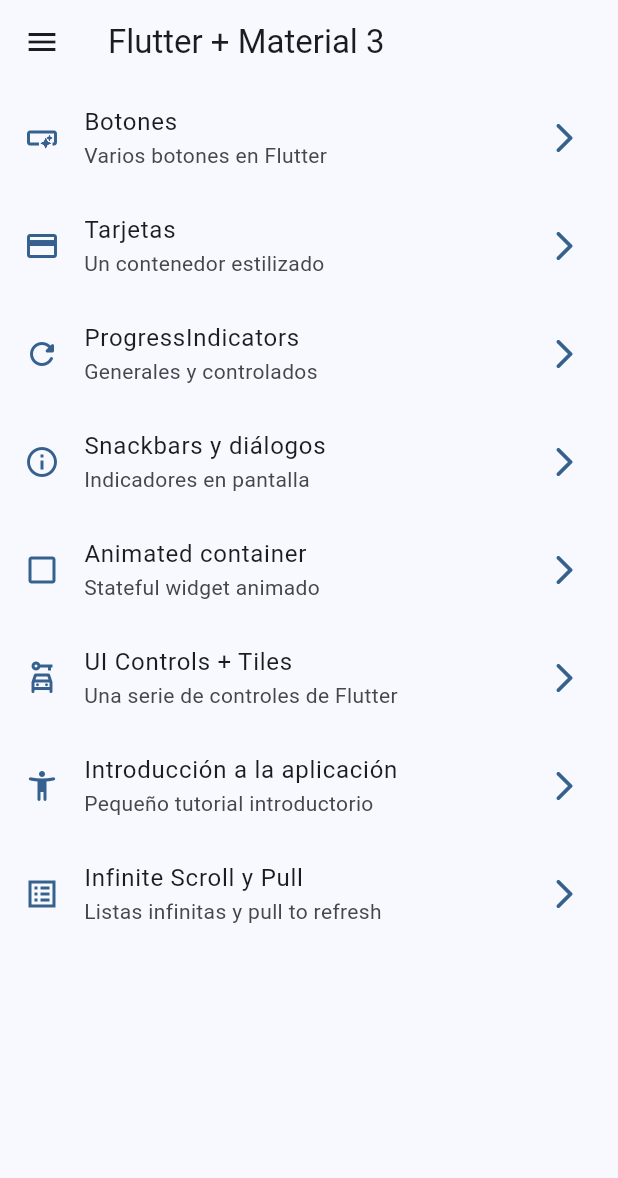
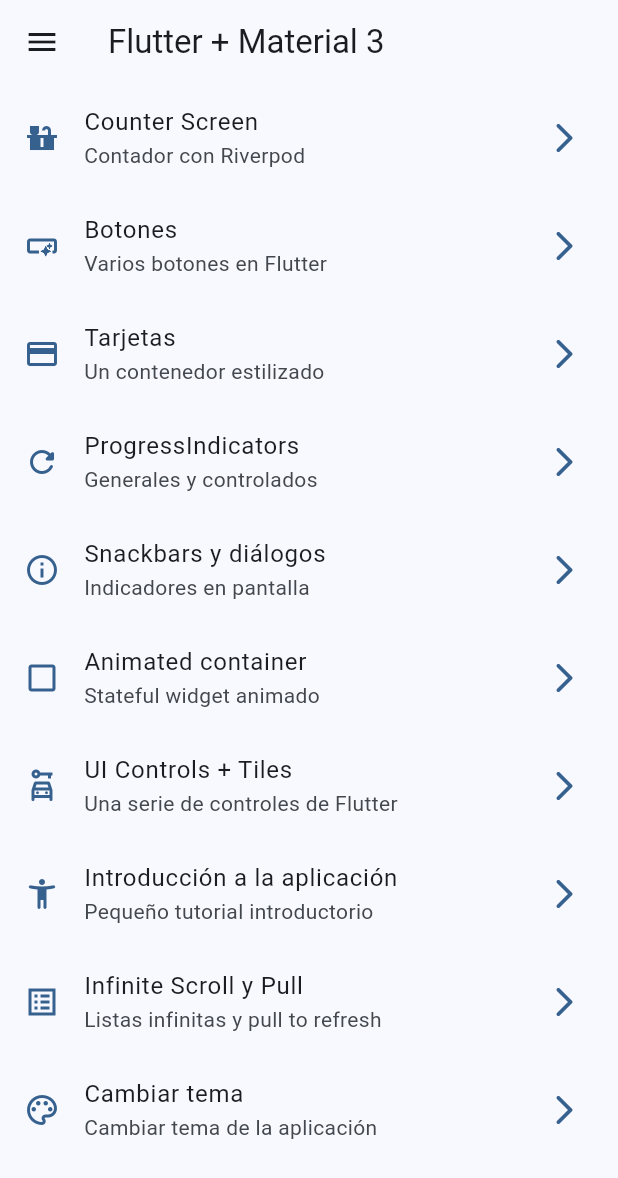
Before and after one commit to Ander0506/widgets_app, a Flutter app: the screen it shows after launch, on a phone screen of 412 x 824 dp. Shown: the top 1178 px of the screen. Run offline on Flutter 3.47's test engine with Material 3 defaults, Android fonts, the phone set to English and light mode, and no system bars; our stand-ins replace animate_do, flutter_riverpod, go_router.

Commit message:
Cambio de colores de temas implementado

```diff
--- a/lib/config/menu/menu_items.dart
+++ b/lib/config/menu/menu_items.dart
@@ -15,6 +15,12 @@ class MenuItems {
 }
 
 const appMenuItems = <MenuItems>[
+  MenuItems(
+    title: 'Counter Screen',
+    subTitle: 'Contador con Riverpod',
+    link: '/counter',
+    icon: Icons.countertops
+  ),
   MenuItems(
     title: 'Botones',
     subTitle: 'Varios botones en Flutter',
@@ -63,4 +69,10 @@ const appMenuItems = <MenuItems>[
     link: '/infinite',
     icon: Icons.list_alt_sharp
   ),
+  MenuItems(
+    title: 'Cambiar tema',
+    subTitle: 'Cambiar tema de la aplicación',
+    link: '/theme-changer',
+    icon: Icons.color_lens_outlined
+  ),
 ];
--- a/lib/config/router/app_router.dart
+++ b/lib/config/router/app_router.dart
@@ -50,5 +50,15 @@ final appRouter = GoRouter(
       path: '/infinite',
       builder: (context, state) => const InfiniteScrollScreen(),
     ),
+     GoRoute(
+      name: CounterScreen.name,
+      path: '/counter',
+      builder: (context, state) => const CounterScreen(),
+    ),
+     GoRoute(
+      name: ThemeChangerScreen.name,
+      path: '/theme-changer',
+      builder: (context, state) => const ThemeChangerScreen(),
+    ),
   ],
 );
--- a/lib/config/theme/app_theme.dart
+++ b/lib/config/theme/app_theme.dart
@@ -14,15 +14,18 @@ const colorList = <Color>[
 
 class AppTheme {
 
-  int selectedColor;
+  final int selectedColor;
+  final bool isDarkMode;
 
   AppTheme({
-    this.selectedColor = 0
+    this.selectedColor = 0,
+    this.isDarkMode = false
   }): assert(selectedColor >= 0, 'Selected color must be greater then 0'),
     assert(selectedColor < colorList.length , 'Selected color must be less or equal than ${colorList.length - 1}');
 
   ThemeData getTheme() => ThemeData(
     useMaterial3: true,
+    brightness: isDarkMode ? Brightness.dark : Brightness.light,
     colorSchemeSeed: colorList[selectedColor],
     appBarTheme: const AppBarTheme(
       centerTitle: false
--- a/lib/main.dart
+++ b/lib/main.dart
@@ -1,21 +1,30 @@
 import 'package:flutter/material.dart';
+import 'package:flutter_riverpod/flutter_riverpod.dart';
 import 'package:widgets_app/config/router/app_router.dart';
 import 'package:widgets_app/config/theme/app_theme.dart';
+import 'package:widgets_app/presentation/providers/theme_provider.dart';
 
 void main() {
-  runApp(const MainApp());
+  runApp( const ProviderScope(
+    child: MainApp()
+  )
+  );
 }
 
-class MainApp extends StatelessWidget {
+class MainApp extends ConsumerWidget {
   const MainApp({super.key});
 
   @override
-  Widget build(BuildContext context) {
+  Widget build(BuildContext context, WidgetRef ref) {
+
+    final bool isDarkMode = ref.watch(isDarkModeProvider);
+    final int selectedColor = ref.watch(selectedColorProvider);
+
     return MaterialApp.router(
       title: 'Flutter Widgets',
       routerConfig: appRouter,
       debugShowCheckedModeBanner: false,
-      theme: AppTheme(selectedColor: 0).getTheme(),
+      theme:AppTheme(selectedColor: selectedColor, isDarkMode: isDarkMode).getTheme(),
 
       // Comentado para poder utilizar el goRouter
 
--- /dev/null
+++ b/lib/presentation/providers/counter_provider.dart
@@ -0,0 +1,3 @@
+import 'package:flutter_riverpod/flutter_riverpod.dart';
+
+final counterProvider = StateProvider((ref) => 5);
--- /dev/null
+++ b/lib/presentation/providers/theme_provider.dart
@@ -0,0 +1,11 @@
+import 'package:flutter_riverpod/flutter_riverpod.dart';
+import 'package:widgets_app/config/theme/app_theme.dart';
+
+// Listado de colores inmutables
+final colorListProvider = Provider((ref) => colorList);
+
+// Un simple boleano
+final isDarkModeProvider = StateProvider((ref) => false);
+
+// Un simple entero
+final selectedColorProvider = StateProvider((ref) => 0);
--- a/lib/presentation/screens/screens.dart
+++ b/lib/presentation/screens/screens.dart
@@ -2,8 +2,10 @@ export 'package:widgets_app/presentation/screens/animated/animated_screen.dart';
 export 'package:widgets_app/presentation/screens/app_tutorial/app_tutorial_screen.dart';
 export 'package:widgets_app/presentation/screens/buttons/buttons_screen.dart';
 export 'package:widgets_app/presentation/screens/cards/cards_screen.dart';
+export 'package:widgets_app/presentation/screens/counter/counter_screen.dart';
 export 'package:widgets_app/presentation/screens/home/home_screen.dart';
 export 'package:widgets_app/presentation/screens/infinite_scroll/infinite_scroll_screen.dart';
 export 'package:widgets_app/presentation/screens/progress/progress_screen.dart';
 export 'package:widgets_app/presentation/screens/snackbar/snackbar_screen.dart';
+export 'package:widgets_app/presentation/screens/theme_changer/theme_changer_screen.dart';
 export 'package:widgets_app/presentation/screens/ui_controls/ui_controls_screen.dart';
--- a/pubspec.yaml
+++ b/pubspec.yaml
@@ -10,6 +10,7 @@ dependencies:
   animate_do: ^3.3.4
   flutter:
     sdk: flutter
+  flutter_riverpod: ^2.5.1
   go_router: ^14.2.6
 
 dev_dependencies:
```
Also changed, not shown: lib/presentation/screens/counter/counter_screen.dart (added, +37 -0 lines), lib/presentation/screens/theme_changer/theme_changer_screen.dart (added, +62 -0 lines), pubspec.lock.
